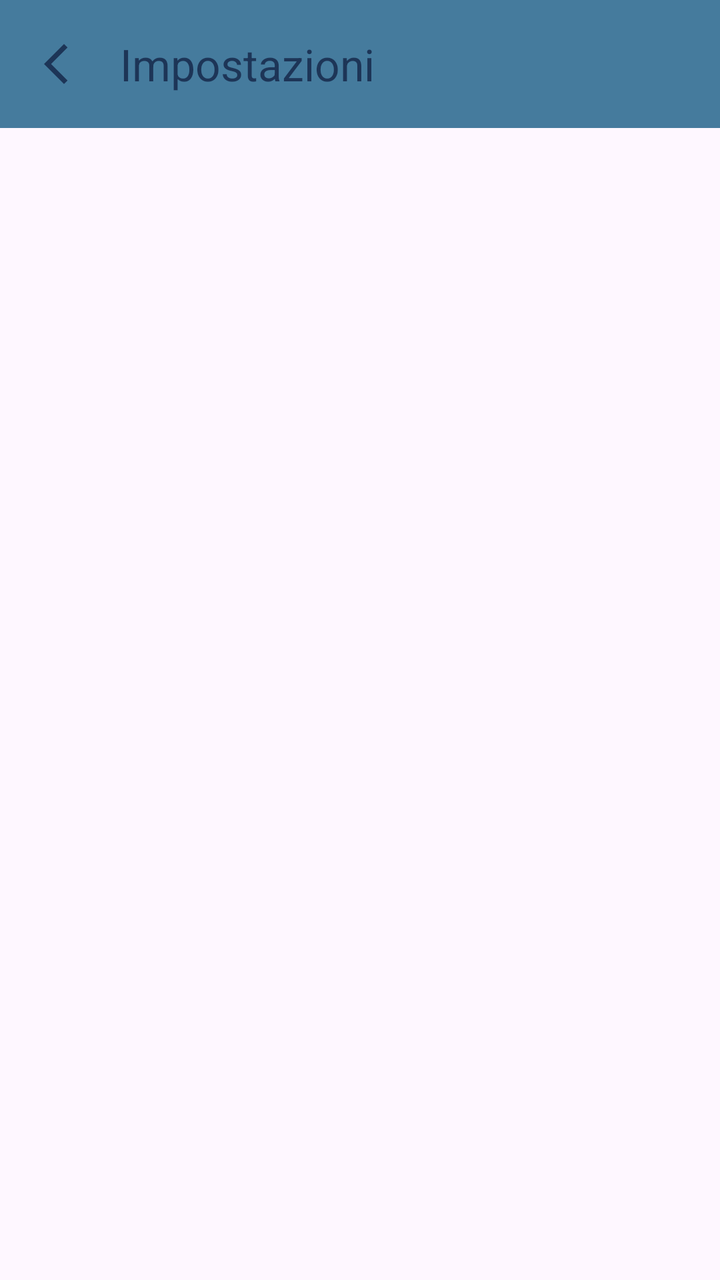
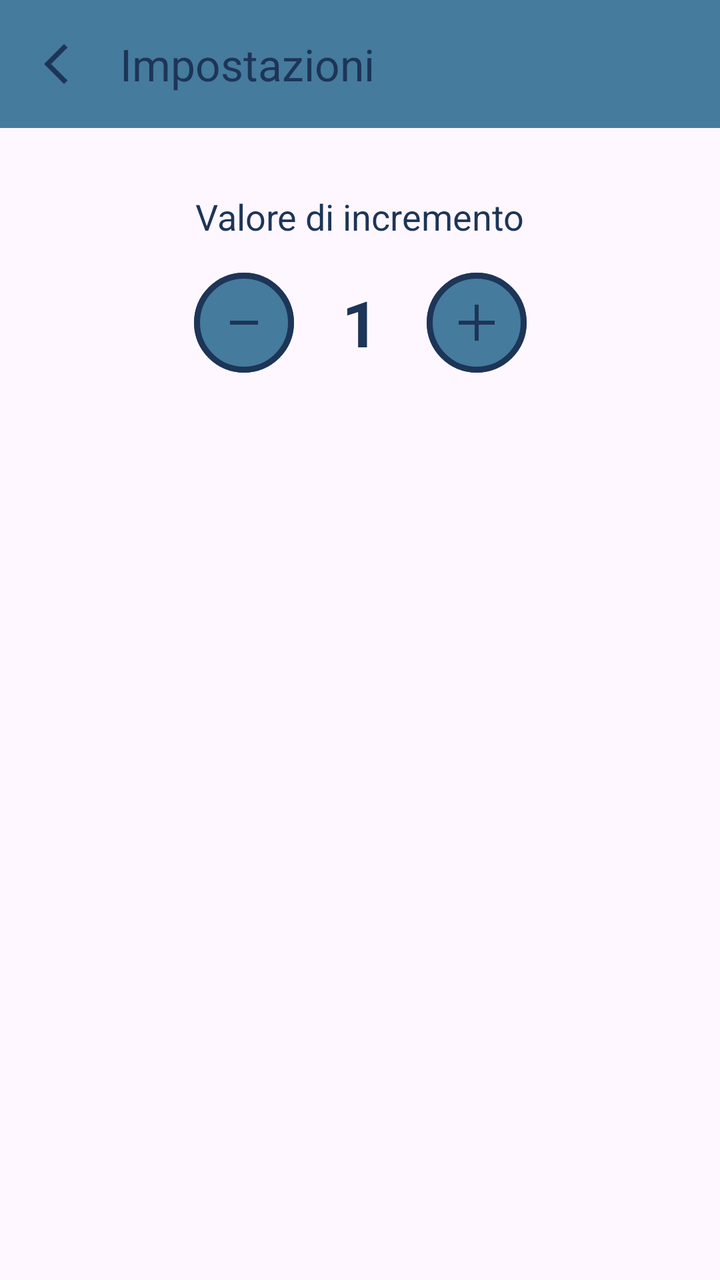

The first picture is an Android layout as it rendered before a commit; the second is the same layout after the commit. The layout source and the unified diff follow.
<!-- AndroidManifest.xml: activity theme Theme.Counter -->
<!-- res/layout/activity_settings.xml -->
<?xml version="1.0" encoding="utf-8"?>
<androidx.constraintlayout.widget.ConstraintLayout xmlns:android="http://schemas.android.com/apk/res/android"
    xmlns:app="http://schemas.android.com/apk/res-auto"
    xmlns:tools="http://schemas.android.com/tools"
    android:id="@+id/settings_layout_root"
    android:layout_width="match_parent"
    android:layout_height="match_parent"
    tools:context=".SettingsActivity"
    tools:ignore="VisualLintSystemUi">

    <com.google.android.material.appbar.MaterialToolbar
        android:id="@+id/toolbarSettings"
        android:layout_width="match_parent"
        android:layout_height="wrap_content"
        app:elevation="4dp"
        android:background="@color/steelBlue"
        android:minHeight="?attr/actionBarSize"
        app:title="Impostazioni"
        app:titleTextColor="@color/deepSpaceBlue"

        app:navigationIcon="@drawable/outline_arrow_back_ios_new_24"
        app:navigationIconTint="@color/deepSpaceBlue"

        app:layout_constraintTop_toTopOf="parent" />

</androidx.constraintlayout.widget.ConstraintLayout>
<!-- resources referenced by this layout -->
<resources>
  <color name="deepSpaceBlue">#1D3557</color>
  <color name="steelBlue">#457B9D</color>
  <!-- drawable outline_arrow_back_ios_new_24 (drawable) -->
  <vector xmlns:android="http://schemas.android.com/apk/res/android" android:height="24dp" android:tint="#000000" android:viewportHeight="960" android:viewportWidth="960" android:width="24dp">
        
      <path android:fillColor="@android:color/white" android:pathData="M640,880L240,480L640,80L711,151L382,480L711,809L640,880Z"/>
      
  </vector>
  <style name="Theme.Counter" parent="Theme.Material3.DayNight.NoActionBar">
      </style>
</resources>

<!-- the commit's change to res/layout/activity_settings.xml (unified diff, before → after) -->
@@ -23,4 +23,79 @@
 
         app:layout_constraintTop_toTopOf="parent" />
 
+    <TextView
+        android:id="@+id/lbl_gap_description"
+        android:layout_width="wrap_content"
+        android:layout_height="wrap_content"
+        android:text="Valore di incremento"
+        android:textColor="@color/deepSpaceBlue"
+        android:textSize="18sp"
+        android:layout_marginTop="32dp"
+        app:layout_constraintTop_toBottomOf="@id/toolbarSettings"
+        app:layout_constraintStart_toStartOf="parent"
+        app:layout_constraintEnd_toEndOf="parent" />
+
+    <LinearLayout
+        android:id="@+id/layout_gap_controls"
+        android:layout_width="wrap_content"
+        android:layout_height="wrap_content"
+        android:orientation="horizontal"
+        android:gravity="center"
+        android:layout_marginTop="16dp"
+        app:layout_constraintTop_toBottomOf="@id/lbl_gap_description"
+        app:layout_constraintStart_toStartOf="parent"
+        app:layout_constraintEnd_toEndOf="parent">
+
+        <Button
+            android:id="@+id/btn_minus_gap"
+            android:layout_width="50dp"
+            android:layout_height="50dp"
+            android:contentDescription="Diminuisci salto"
+            android:text=""
+            app:icon="@drawable/remove_24dp_e3e3e3_fill0_wght400_grad0_opsz24"
+            app:iconSize="24dp"
+            app:iconGravity="textStart"
+            app:iconPadding="0dp"
+            app:cornerRadius="25dp"
+            android:insetLeft="0dp"
+            android:insetTop="0dp"
+            android:insetRight="0dp"
+            android:insetBottom="0dp"
+            app:backgroundTint="@color/steelBlue"
+            app:iconTint="@color/deepSpaceBlue"
+            app:strokeWidth="3dp"
+            app:strokeColor="@color/deepSpaceBlue" />
+
+        <TextView
+            android:id="@+id/txt_gap_value"
+            android:layout_width="wrap_content"
+            android:layout_height="wrap_content"
+            android:layout_marginHorizontal="24dp"
+            android:text="1"
+            android:textSize="32sp"
+            android:textColor="@color/deepSpaceBlue"
+            android:textStyle="bold" />
+
+        <Button
+            android:id="@+id/btn_plus_gap"
+            android:layout_width="50dp"
+            android:layout_height="50dp"
+            android:contentDescription="Aumenta salto"
+            android:text=""
+            app:icon="@drawable/add_2_24dp_e3e3e3_fill0_wght400_grad0_opsz24"
+            app:iconSize="24dp"
+            app:iconGravity="textStart"
+            app:iconPadding="0dp"
+            app:cornerRadius="25dp"
+            android:insetLeft="0dp"
+            android:insetTop="0dp"
+            android:insetRight="0dp"
+            android:insetBottom="0dp"
+            app:backgroundTint="@color/steelBlue"
+            app:iconTint="@color/deepSpaceBlue"
+            app:strokeWidth="3dp"
+            app:strokeColor="@color/deepSpaceBlue" />
+
+    </LinearLayout>
+
 </androidx.constraintlayout.widget.ConstraintLayout>
<!-- resource entries referenced after the edit -->
@@ -2,12 +2,32 @@
 <resources>
   <color name="deepSpaceBlue">#1D3557</color>
   <color name="steelBlue">#457B9D</color>
+  <!-- drawable add_2_24dp_e3e3e3_fill0_wght400_grad0_opsz24 (drawable) -->
+  <vector xmlns:android="http://schemas.android.com/apk/res/android"
+      android:width="24dp"
+      android:height="24dp"
+      android:viewportWidth="960"
+      android:viewportHeight="960">
+    <path
+        android:pathData="M440,840v-320L120,520v-80h320v-320h80v320h320v80L520,520v320h-80Z"
+        android:fillColor="#e3e3e3"/>
+  </vector>
   <!-- drawable outline_arrow_back_ios_new_24 (drawable) -->
   <vector xmlns:android="http://schemas.android.com/apk/res/android" android:height="24dp" android:tint="#000000" android:viewportHeight="960" android:viewportWidth="960" android:width="24dp">
         
       <path android:fillColor="@android:color/white" android:pathData="M640,880L240,480L640,80L711,151L382,480L711,809L640,880Z"/>
       
   </vector>
+  <!-- drawable remove_24dp_e3e3e3_fill0_wght400_grad0_opsz24 (drawable) -->
+  <vector xmlns:android="http://schemas.android.com/apk/res/android"
+      android:width="24dp"
+      android:height="24dp"
+      android:viewportWidth="960"
+      android:viewportHeight="960">
+    <path
+        android:pathData="M200,520v-80h560v80L200,520Z"
+        android:fillColor="#e3e3e3"/>
+  </vector>
   <style name="Theme.Counter" parent="Theme.Material3.DayNight.NoActionBar">
       </style>
 </resources>
